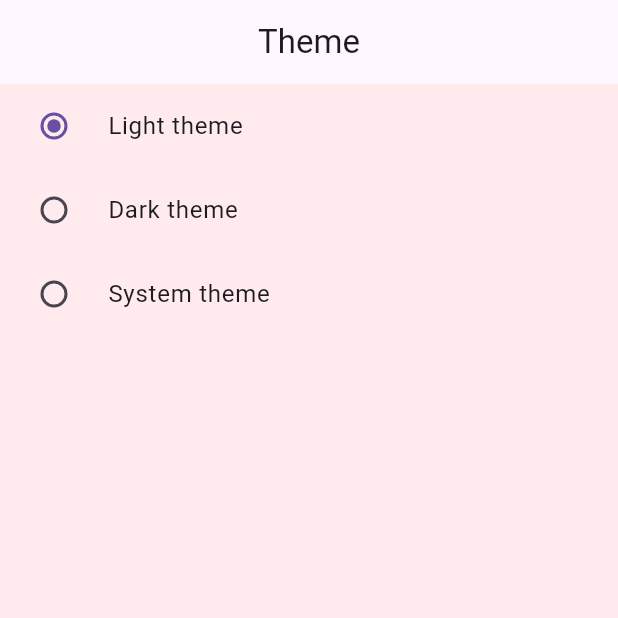
After one commit to artichaudhary0/Provider, a Flutter app: the screen it shows after launch, after a tap on "Light theme", on a phone screen of 412 x 824 dp, the top half of it. The commit adds this screen. Run offline on Flutter 3.47's test engine with Material 3 defaults, Android fonts, the phone set to English and light mode, and no system bars.

Commit message:
Theme change with provider

```diff
--- /dev/null
+++ b/lib/ThemeProvider/themeProvider.dart
@@ -0,0 +1,18 @@
+import 'package:flutter/foundation.dart';
+import 'package:flutter/material.dart';
+
+class ThemeProvider with ChangeNotifier{
+   ThemeMode _themeChange = ThemeMode.light;
+
+   ThemeMode get themeChange => _themeChange;
+
+   void setTheme(themeChange){
+     _themeChange = themeChange;
+     notifyListeners();
+   }
+
+
+
+
+
+}
--- /dev/null
+++ b/lib/ThemeProvider/themeProviderScreen.dart
@@ -0,0 +1,41 @@
+import 'package:contact_diary/ThemeProvider/themeProvider.dart';
+import 'package:flutter/material.dart';
+import 'package:provider/provider.dart';
+
+class ThemeScreen extends StatelessWidget {
+  const ThemeScreen({super.key});
+
+  @override
+  Widget build(BuildContext context) {
+    final themeChangeProvider = Provider.of<ThemeProvider>(context);
+    return Scaffold(
+      appBar: AppBar(
+        title: Text("Theme"),
+      ),
+      body: Column(
+        children: [
+          RadioListTile<ThemeMode>(
+            title: Text("Light theme"),
+            value: ThemeMode.light,
+            groupValue: themeChangeProvider.themeChange,
+            onChanged: themeChangeProvider.setTheme,
+          )
+          ,
+          RadioListTile<ThemeMode>(
+            title: Text("Dark theme"),
+            value: ThemeMode.dark,
+            groupValue: themeChangeProvider.themeChange,
+            onChanged: themeChangeProvider.setTheme,
+          )
+          ,
+          RadioListTile<ThemeMode>(
+            title: Text("System theme"),
+            value: ThemeMode.system,
+            groupValue: themeChangeProvider.themeChange,
+            onChanged: themeChangeProvider.setTheme,
+          )
+        ],
+      ),
+    );
+  }
+}
--- a/lib/main.dart
+++ b/lib/main.dart
@@ -1,12 +1,11 @@
+import 'package:contact_diary/ThemeProvider/themeProviderScreen.dart';
 import 'package:contact_diary/cart/cartProvider.dart';
 import 'package:contact_diary/multi_provider/multiProvider.dart';
-import 'package:contact_diary/multi_provider/multiScreen.dart';
 import 'package:contact_diary/provider/count_provider.dart';
-import 'package:contact_diary/provider/count_provider_widget.dart';
 import 'package:contact_diary/theme/theme.dart';
 import 'package:flutter/material.dart';
 import 'package:provider/provider.dart';
-
+import 'ThemeProvider/themeProvider.dart';
 import 'cart/cartScreen.dart';
 
 void main() {
@@ -19,28 +18,30 @@ class MyApp extends StatefulWidget {
   @override
   State<MyApp> createState() => _MyAppState();
 }
-
 class _MyAppState extends State<MyApp> {
   // This widget is the root of your application.
   @override
   Widget build(BuildContext context) {
+
     return MultiProvider(
       providers: [
         ChangeNotifierProvider(create: (_) => MultiProviderSlider()),
         ChangeNotifierProvider(create: (_) => CountProvider()),
         ChangeNotifierProvider(create: (_)=> CartProvider()),
+        ChangeNotifierProvider(create: (_)=>ThemeProvider()),
       ],
-      child: MaterialApp(
-        title: 'Flutter Demo',
-        debugShowCheckedModeBanner: false,
-        theme: isLight ? CustomThemeData.lightTheme : CustomThemeData.darkTheme,
-        home: CartScreen(),
-      ),
+      child: Builder(builder: (BuildContext context){
+        final themeChangeProvider = Provider.of<ThemeProvider>(context);
+        return MaterialApp(
+          title: 'Flutter Demo',
+          debugShowCheckedModeBanner: false,
+          theme: CustomThemeData.lightTheme,
+          themeMode: themeChangeProvider.themeChange,
+          darkTheme: CustomThemeData.darkTheme,
+          home: const ThemeScreen(),
+        );
+      },)
     );
 
-    // return ChangeNotifierProvider(
-    //   create: (context) => MultiProviderSlider(),
-    //   child:
-    // );
   }
 }
--- a/lib/theme/theme.dart
+++ b/lib/theme/theme.dart
@@ -7,10 +7,12 @@ class CustomThemeData {
   CustomThemeData._();
   static ThemeData lightTheme = ThemeData(
     brightness: Brightness.light,
+    scaffoldBackgroundColor: Colors.red.shade50,
     appBarTheme: AppBarTheme(centerTitle: true),
   );
   static ThemeData darkTheme = ThemeData(
     brightness: Brightness.dark,
+    scaffoldBackgroundColor: Colors.deepPurple,
     appBarTheme: AppBarTheme(centerTitle: true),
   );
 }
```
